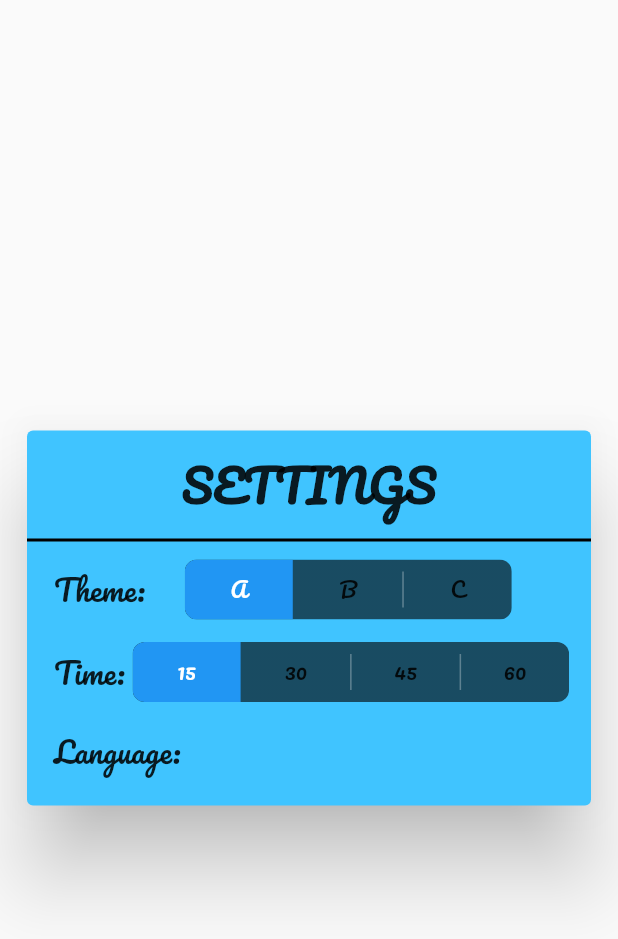
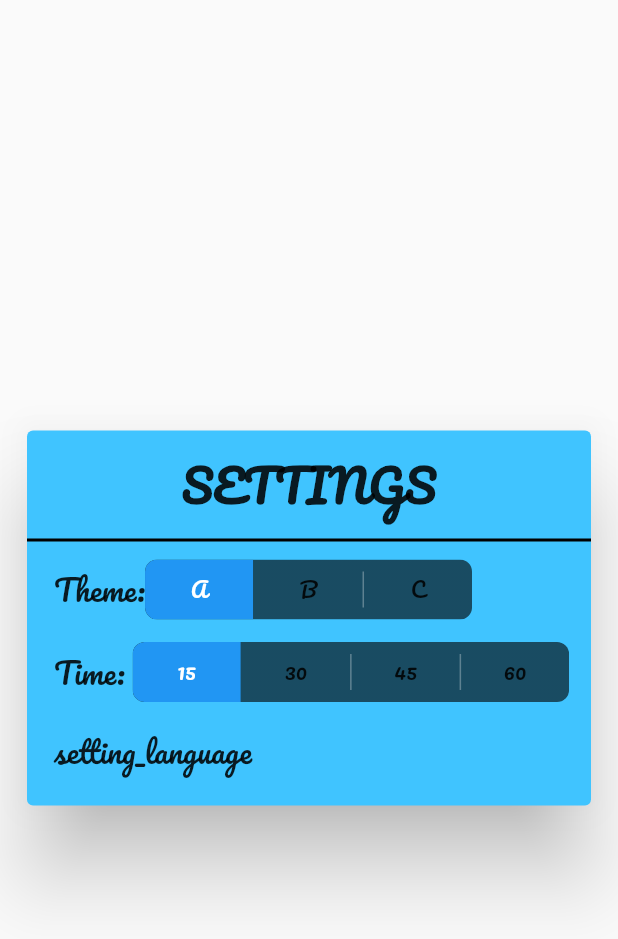
Before and after one commit to reynaldy23/finger-war, a Flutter app: the Settings widget shown alone on an empty page, opened directly, on a phone screen of 412 x 824 dp. Shown: the top 939 px of the screen. Run offline on Flutter 3.47's test engine with Material 2 defaults, Android fonts, the phone set to English and light mode, and no system bars; drawn by our look-alikes of toggle_switch; our stand-ins replace get, google_fonts, shared_preferences; accounts and stored records are empty.

Commit message:
Internationalization pt.2

```diff
--- a/lib/Languages.dart
+++ b/lib/Languages.dart
@@ -4,46 +4,130 @@ class Languages extends Translations {
   @override
   Map<String, Map<String, String>> get keys => {
     'en_US': {
-      'player1': 'Player 1',
-      'player2': 'Player 2',
-      'congratulation': 'CONGRATULATION!',
-      'ok': 'OK',
+      'main_keepPressing': 'KEEP PRESSING',
+      'main_player1': 'Player 1',
+      'main_player2': 'Player 2',
+      'main_player1win': 'won by player 1',
+      'main_player2win': 'won by player 2',
+      'main_start': 'START',
+      'main_draw': 'draw', //draw or tie
+      'popup_congratulation': 'CONGRATULATION!',
+      'popup_ok': 'OK',
+      'setting_language': 'Languages:',
+      'setting_settings': 'SETTINGS',
+      'setting_theme': 'Theme:',
     },
     'ms_MY': {
-      'hello': 'Hello Juga',
-      'profile_vehicle_number': 'Nombor Plat Kenderaan'
+      'main_keepPressing': 'TERUS TEKAN',
+      'main_player1': 'Pemain 1',
+      'main_player2': 'Pemain 2',
+      'main_player1win': 'dimenangi oleh pemain 1',
+      'main_player2win': 'dimenangi oleh pemain 2',
+      'main_start': 'MULAKAN',
+      'main_draw': 'keputusan seri',
+      'popup_congratulation': 'TAHNIAH!',
+      'popup_ok': 'OK',
+      'setting_language': 'Bahasa:',
+      'setting_settings': 'TETAPAN',
+      'setting_theme': 'Tema:',
     },
     'id_ID': {
-      'hello': 'Hello Juga',
-      'profile_vehicle_number': 'Nombor Plat Kenderaan'
+      'main_keepPressing': 'TERUS MENEKAN',
+      'main_player1': 'Pemain 1',
+      'main_player2': 'Pemain 2',
+      'main_player1win': 'dimenangkan oleh pemain 1',
+      'main_player2win': 'dimenangkan oleh pemain 2',
+      'main_start': 'MULAILAH',
+      'main_draw': 'seri',
+      'popup_congratulation': 'SELAMAT!',
+      'popup_ok': 'OK',
+      'setting_language': 'Bahasa:',
+      'setting_settings': 'PENGATURAN',
+      'setting_theme': 'Tema:',
     },
     'ja_JP': {
-      'hello': 'Hello Juga',
-      'profile_vehicle_number': 'Nombor Plat Kenderaan'
+      'main_keepPressing': '押し続ける',
+      'main_player1': 'プレーヤー1',
+      'main_player2': 'プレーヤー1',
+      'main_player1win': 'プレイヤー1が勝ちました',
+      'main_player2win': 'プレイヤー2が勝ちました',
+      'main_start': '始める',
+      'main_draw': '同点',
+      'popup_congratulation': 'おめでとうございます!',
+      'popup_ok': 'OK',
+      'setting_language': '言語:',
+      'setting_settings': '設定',
+      'setting_theme': 'テーマ:',
     },
     'zh_CN': {
-      'hello': 'Hello Juga',
-      'profile_vehicle_number': 'Nombor Plat Kenderaan'
+      'main_keepPressing': '继续按',
+      'main_player1': '选手一',
+      'main_player2': '选手二',
+      'main_player1win': '玩家 1 获胜',
+      'main_player2win': '玩家 2 获胜',
+      'main_start': '开始',
+      'main_draw': '平局',
+      'popup_congratulation': '祝贺!',
+      'popup_ok': 'OK',
+      'setting_language': '语言:',
+      'setting_settings': '设置',
+      'setting_theme': '主题:',
     },
     'hi_IN': {
-      'hello': 'Hello Juga',
-      'profile_vehicle_number': 'Nombor Plat Kenderaan'
+      'main_keepPressing': 'दबाते रहो',
+      'main_player1': 'खिलाड़ी 1',
+      'main_player2': 'खिलाड़ी 2',
+      'main_player1win': 'खिलाड़ी 1 . द्वारा जीता',
+      'main_player2win': 'खिलाड़ी 2 . द्वारा जीता',
+      'main_start': 'शुरु',
+      'main_draw': 'टाई',
+      'popup_congratulation': 'बधाई!',
+      'popup_ok': 'OK',
+      'setting_language': 'बोली:',
+      'setting_settings': 'समायोजन',
+      'setting_theme': 'विषय:',
     },
     'ko_KR': {
-      'hello': 'Hello Juga',
-      'profile_vehicle_number': 'Nombor Plat Kenderaan'
-    },
-    'ar_AE': {
-      'hello': 'Hello Juga',
-      'profile_vehicle_number': 'Nombor Plat Kenderaan'
+      'main_keepPressing': '계속 눌러',
+      'main_player1': '플레이어 1',
+      'main_player2': '플레이어 2',
+      'main_player1win': '플레이어 1이 이겼습니다.',
+      'main_player2win': '플레이어 2이 이겼습니다.',
+      'main_start': '시작',
+      'main_draw': '동점',
+      'popup_congratulation': '축하!',
+      'popup_ok': 'OK',
+      'setting_language': '언어:',
+      'setting_settings': '설정',
+      'setting_theme': '주제:',
     },
     'ru_RU': {
-      'hello': 'Hello Juga',
-      'profile_vehicle_number': 'Nombor Plat Kenderaan'
+      'main_keepPressing': 'ПРОДОЛЖАЙТЕ НАЖАТЬ',
+      'main_player1': 'первый игрок',
+      'main_player2': 'второй игрок',
+      'main_player1win': 'выиграл игрок 1',
+      'main_player2win': 'выиграл игрок 2',
+      'main_start': 'НАЧАЛО',
+      'main_draw': 'игра вничью',
+      'popup_congratulation': 'ПОЗДРАВЛЯЕМ!',
+      'popup_ok': 'OK',
+      'setting_language': 'Языки:',
+      'setting_settings': 'НАСТРОЙКИ',
+      'setting_theme': 'Тема:',
     },
     'pt_PT': {
-      'hello': 'Hello Juga',
-      'profile_vehicle_number': 'Nombor Plat Kenderaan'
+      'main_keepPressing': 'CONTINUE PRESSIONANDO',
+      'main_player1': 'Jogador 1',
+      'main_player2': 'Jogador 2',
+      'main_player1win': 'ganhou pelo jogador 1',
+      'main_player2win': 'ganhou pelo jogador 2',
+      'main_start': 'COMEÇAR',
+      'main_draw': 'empate',
+      'popup_congratulation': 'PARABÉNS!',
+      'popup_ok': 'OK',
+      'setting_language': 'línguas:',
+      'setting_settings': 'DEFINIÇÕES',
+      'setting_theme': 'Tema:',
     }
   };
 }
--- a/lib/main.dart
+++ b/lib/main.dart
@@ -1,23 +1,24 @@
 import 'package:flutter/material.dart';
+import 'package:get/get.dart';
+import 'package:google_fonts/google_fonts.dart'; //much better font usage compared to manually import in pubspec
+
 import 'package:finger_war/popup.dart';
 import 'package:finger_war/setting.dart';
-import 'package:google_fonts/google_fonts.dart';
-import 'package:get/get.dart';
+import 'package:finger_war/inherited.dart';
+import 'package:finger_war/Languages.dart';
 
 import 'dart:async';
 import 'dart:math';
 
-import 'inherited.dart';
-import 'package:finger_war/Languages.dart';
 
 bool themeMode = false;
-int player1 = 0;
+int player1 = 0; //score
 int player2 = 0;
-int point1 = 0;
+int point1 = 0; //backup score
 int point2 = 0;
-int total = 0;
-String one = 'player1'.tr;
-String two = 'player2'.tr;
+int total = 0; //total score at pop up
+String one = 'main_player1'.tr;
+String two = 'main_player2'.tr;
 String result = '';
 
 List<String> timeSelection = <String>[
@@ -26,7 +27,7 @@ List<String> timeSelection = <String>[
   '45',
   '60',
 ];
-String defaultTime = '15';
+String defaultTime = '15'; // default time when opening the app
 
 void main() {
   runApp(const MyApp());
@@ -39,9 +40,9 @@ class MyApp extends StatelessWidget {
   Widget build(BuildContext context) {
     return StateWidget(
       child: GetMaterialApp(
-        translations: Languages(), // your translations
-        locale: Get.deviceLocale,
-        fallbackLocale: const Locale('en', 'US'),
+        translations: Languages(), //languages page
+        locale: Get.deviceLocale, //default device's language
+        fallbackLocale: const Locale('en', 'US'), //backup if default language is not detected / compatible
         theme:
             ThemeData(fontFamily: GoogleFonts.getFont('Pacifico').fontFamily),
         home: const MyHomePage(),
@@ -82,8 +83,8 @@ class _MyHomePageState extends State<MyHomePage> {
         point2 = 0;
         player1 = 0;
         player2 = 0;
-        one = 'Player 1';
-        two = 'Player 2';
+        one = 'main_player1'.tr;
+        two = 'main_player2'.tr;
         popUp(context);
       }
     }
@@ -185,12 +186,12 @@ class _MyHomePageState extends State<MyHomePage> {
                                   setState(() {
                                     isStop = false;
                                     buttonStatus = false;
-                                    one = 'KEEP PRESSING';
+                                    one = 'main_keepPressing'.tr;
                                     two = one;
                                   });
                                 }
                               : null,
-                          child: const Text('START'),
+                          child: Text('main_start'.tr),
                         ),
                       ],
                     ),
@@ -274,13 +275,13 @@ class _MyHomePageState extends State<MyHomePage> {
 
 void winner() {
   if (point1 == point2) {
-    result = 'tie';
+    result = 'main_draw'.tr;
     total = point1;
   } else if (point1 > point2) {
-    result = 'won by player 1';
+    result = 'main_player1win'.tr;
     total = point1;
   } else {
-    result = 'won by player 2';
+    result = 'main_player2win'.tr;
     total = point2;
   }
 }
--- a/lib/popup.dart
+++ b/lib/popup.dart
@@ -2,8 +2,8 @@
 import 'package:flutter/cupertino.dart';
 import 'package:flutter/material.dart';
 import 'package:get/get.dart';
+import 'dart:io' show Platform;
 
-import 'dart:io' show Platform;
 import 'main.dart';
 
 class WinnerAlert extends StatelessWidget {
@@ -15,7 +15,7 @@ class WinnerAlert extends StatelessWidget {
       //for IOS devices only, because if used on Android will cause bug where ok button can't be used
       return CupertinoAlertDialog(
         title: Text(
-          'congratulation'.tr,
+          'popup_congratulation'.tr,
           textAlign: TextAlign.center,
         ),
         content: Text('The match is $result by $total taps.'),
@@ -26,7 +26,7 @@ class WinnerAlert extends StatelessWidget {
                 Navigator.pop(context);
                 total = 0;
               },
-              child: Text('ok'.tr),
+              child: Text('popup_ok'.tr),
             ),
           )
         ],
@@ -34,7 +34,7 @@ class WinnerAlert extends StatelessWidget {
     } else {
       return AlertDialog(
         title: Text(
-          'congratulation'.tr,
+          'popup_congratulation'.tr,
           textAlign: TextAlign.center,
         ),
         content: Text('The match is $result with $total taps.',
@@ -47,7 +47,7 @@ class WinnerAlert extends StatelessWidget {
                 Navigator.pop(context);
                 total = 0;
               },
-              child: Text('ok'.tr),
+              child: Text('popup_ok'.tr),
             ),
           )
         ],
--- a/lib/setting.dart
+++ b/lib/setting.dart
@@ -24,11 +24,11 @@ class _SettingsState extends State<Settings> {
         height: 250,
         child: Column(
           children: <Widget>[
-            const Padding(
-              padding: EdgeInsets.only(top: 10, bottom: 2),
+            Padding(
+              padding: const EdgeInsets.only(top: 10, bottom: 2),
               child: Text(
-                'SETTINGS',
-                style: TextStyle(fontSize: 30, fontWeight: FontWeight.bold),
+                'setting_settings'.tr,
+                style: const TextStyle(fontSize: 30, fontWeight: FontWeight.bold),
               ),
             ),
             const Divider(
@@ -43,9 +43,9 @@ class _SettingsState extends State<Settings> {
                   Row(
                     // mainAxisAlignment: MainAxisAlignment.spaceBetween,
                     children: <Widget>[
-                      const Text(
-                        'Theme:     ',
-                        style: TextStyle(fontSize: 20),
+                      Text(
+                        'setting_theme'.tr,
+                        style: const TextStyle(fontSize: 20),
                       ),
                       ToggleSwitch(
                         initialLabelIndex: switch1,
@@ -134,7 +134,7 @@ class _SettingsState extends State<Settings> {
                   Row(
                     children: const <Widget>[
                       Text(
-                        'Language:',
+                        'setting_language',
                         style: TextStyle(fontSize: 20),
                       ),
                     ],
```
